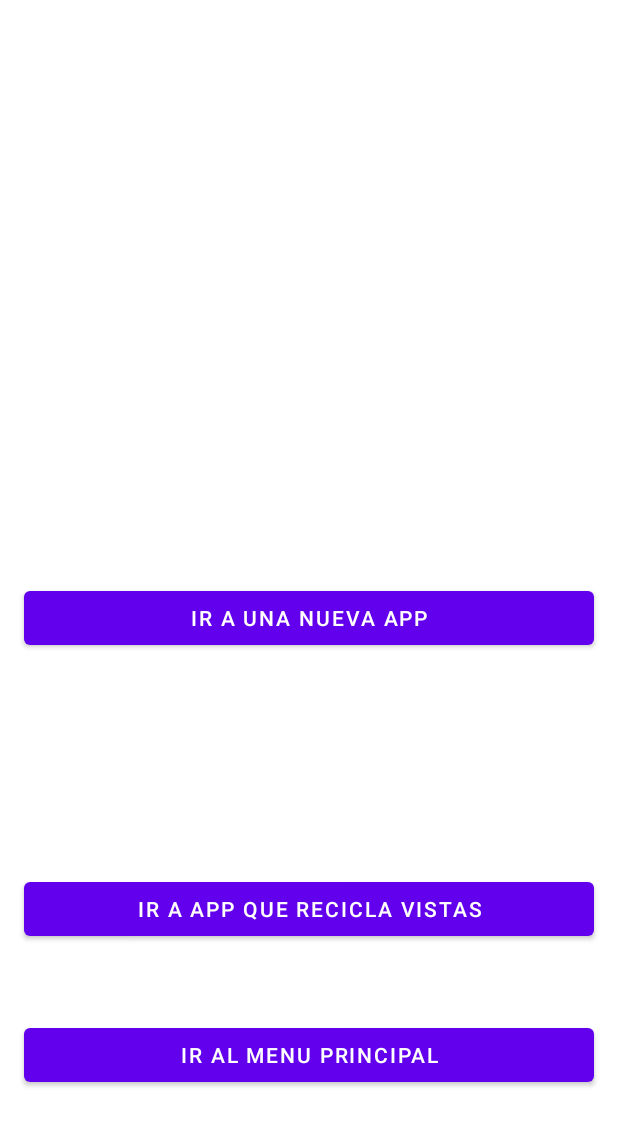
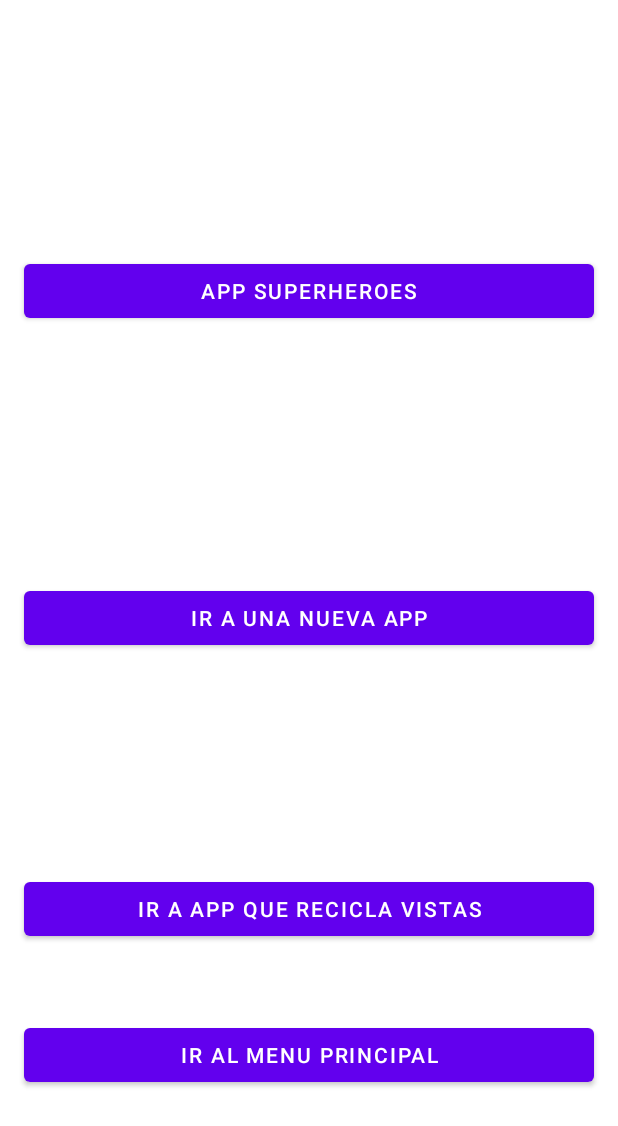
Before and after one commit to titooDiaz/STUDY, an Android app: the screen it shows after launch (MenuActivity), on a phone screen of 412 x 824 dp. Shown: the top 1126 px of the screen. Run offline under Robolectric (Android 15) with nearby library versions, the light colour scheme and no system bars; Roboto replaces fonts that are not available here.

Commit message:
super Heros App

```diff
--- a/Android/MyFirstApp/app/build.gradle.kts
+++ b/Android/MyFirstApp/app/build.gradle.kts
@@ -33,6 +33,10 @@ android {
     kotlinOptions {
         jvmTarget = "1.8"
     }
+
+    viewBinding{
+        enable = true
+    }
 }
 
 dependencies {
--- a/Android/MyFirstApp/app/src/main/java/com/titoodev/myfirstapp/MenuActivity.kt
+++ b/Android/MyFirstApp/app/src/main/java/com/titoodev/myfirstapp/MenuActivity.kt
@@ -8,6 +8,7 @@ import androidx.appcompat.app.AppCompatActivity
 import androidx.core.view.ViewCompat
 import androidx.core.view.WindowInsetsCompat
 import com.titoodev.myfirstapp.IMCAPP.IMCActivity
+import com.titoodev.myfirstapp.buscadorDeSuperHeroes.SuperHeroListActivity
 import com.titoodev.myfirstapp.primeraApp.PrimeraActivity
 import com.titoodev.myfirstapp.reciclarVistas.ReciclarVistasActivity
 
@@ -28,6 +29,10 @@ class MenuActivity : AppCompatActivity() {
         // tercer menu
         val btnNav3 = findViewById<Button>(R.id.botonnav3)
         btnNav3.setOnClickListener{navergarSaludo3()}
+
+        // cuarto menu
+        val btnNav4 = findViewById<Button>(R.id.botonnav4)
+        btnNav4.setOnClickListener{navergarSaludo4()}
     }
 
     fun navergarSaludo(){
@@ -43,4 +48,9 @@ class MenuActivity : AppCompatActivity() {
         val intent = Intent(this, ReciclarVistasActivity::class.java)
         startActivity(intent)
     }
+
+    fun navergarSaludo4(){
+        val intent = Intent(this, SuperHeroListActivity::class.java)
+        startActivity(intent)
+    }
 }
--- a/Android/MyFirstApp/app/src/main/res/layout/activity_menu.xml
+++ b/Android/MyFirstApp/app/src/main/res/layout/activity_menu.xml
@@ -19,6 +19,20 @@
         app:layout_constraintEnd_toEndOf="parent"
         app:layout_constraintStart_toStartOf="parent"
         app:layout_constraintTop_toTopOf="@+id/botonnav3">
+    </Button>
+
+    <Button
+        android:id="@+id/botonnav4"
+        android:layout_width="match_parent"
+        android:layout_height="wrap_content"
+        android:layout_margin="16dp"
+        android:text="app superHeroes"
+        android:textColor="@color/white"
+        app:layout_constraintBottom_toTopOf="@+id/botonnav2"
+        app:layout_constraintEnd_toEndOf="parent"
+        app:layout_constraintHorizontal_bias="1.0"
+        app:layout_constraintStart_toStartOf="parent"
+        app:layout_constraintTop_toTopOf="parent">
     </Button>
 
     <Button
--- a/Android/MyFirstApp/app/src/main/res/values/strings.xml
+++ b/Android/MyFirstApp/app/src/main/res/values/strings.xml
@@ -24,7 +24,7 @@
     <string name="subtitle1">Primeras cartas</string>
     <string name="subtitle2">Segundas cartas</string>
 
-<!--    inputs-->
+    <!--    inputs-->
     <string name="inputTask">Escribe tu tarea</string>
 
     <string name="negocios">negocios</string>
```
Also changed, not shown: Android/MyFirstApp/app/src/main/AndroidManifest.xml (+7 -4 lines), Android/MyFirstApp/app/src/main/java/com/titoodev/myfirstapp/buscadorDeSuperHeroes/SuperHeroListActivity.kt (+7 -0 lines), Android/MyFirstApp/app/src/main/res/layout/activity_super_hero_list.xml (+18 -0 lines), 1 other file.
